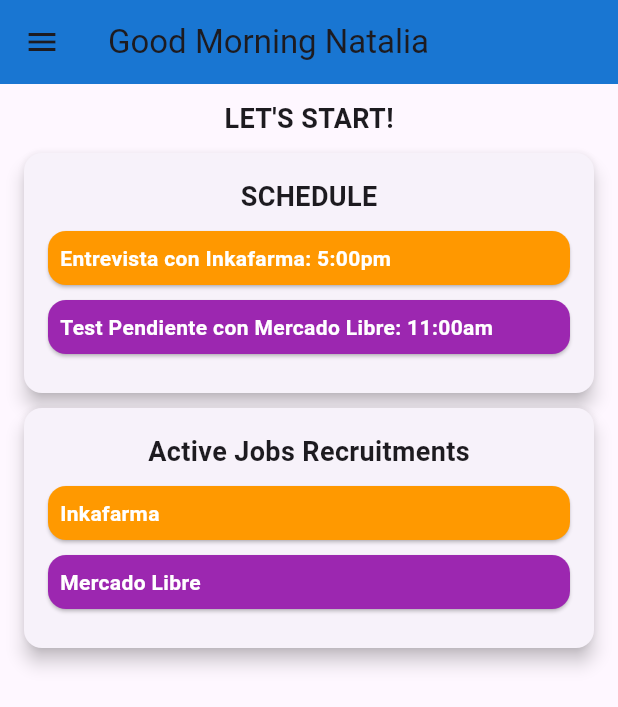
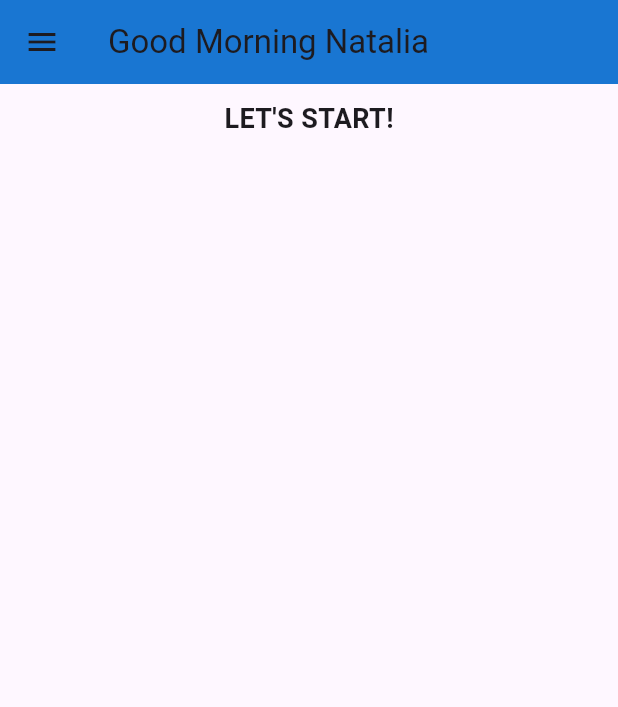
Before and after one commit to HireSync/HireSync-Flutter, a Flutter app: the HomePage screen opened directly, in the side drawer, after a tap on "Home", on a phone screen of 412 x 824 dp. Shown: the top 707 px of the screen. Run offline on Flutter 3.47's test engine with Material 3 defaults, Android fonts, the phone set to English and light mode, and no system bars; our stand-ins replace shared_preferences; accounts and stored records are empty.

Commit message:
update-side-bar

```diff
--- a/lib/screens/home_screen.dart
+++ b/lib/screens/home_screen.dart
@@ -1,5 +1,6 @@
 import 'package:flutter/foundation.dart';
 import 'package:flutter/material.dart';
+import 'package:flutter_app/screens/login_screen.dart';
 import 'package:flutter_app/screens/profile.dart';
 
 class HomePage extends StatefulWidget {
@@ -30,96 +31,10 @@ class _HomePageState extends State<HomePage> {
               ),
             ),
             SizedBox(height: 10),
-            ScheduleCard(
-              title: 'SCHEDULE',
-              events: [
-                EventCard(
-                    title: 'Entrevista con Inkafarma: 5:00pm',
-                    color: Colors.orange),
-                EventCard(
-                    title: 'Test Pendiente con Mercado Libre: 11:00am',
-                    color: Colors.purple),
-              ],
-            ),
-            SizedBox(
-              height: 10,
-            ),
-            ScheduleCard(
-              title: 'Active Jobs Recruitments',
-              events: [
-                EventCard(
-                    title: 'Inkafarma',
-                    color: const Color.fromARGB(255, 255, 153, 0)),
-                EventCard(title: 'Mercado Libre', color: Colors.purple),
-              ],
-            ),
           ],
         ),
       ),
       drawer: NavigationDrawer(),
-    );
-  }
-}
-
-class ScheduleCard extends StatelessWidget {
-  final String title;
-  final List<EventCard> events;
-
-  const ScheduleCard({required this.title, required this.events});
-
-  @override
-  Widget build(BuildContext context) {
-    return Card(
-      elevation: 5,
-      margin: EdgeInsets.symmetric(horizontal: 16),
-      child: Padding(
-        padding: const EdgeInsets.all(16.0),
-        child: Column(
-          crossAxisAlignment: CrossAxisAlignment.stretch,
-          children: [
-            Container(
-              alignment: Alignment.center,
-              child: Text(
-                title,
-                style: TextStyle(
-                  fontSize: 18,
-                  fontWeight: FontWeight.bold,
-                ),
-              ),
-            ),
-            SizedBox(height: 10),
-            Column(
-              crossAxisAlignment: CrossAxisAlignment.stretch,
-              children: events,
-            ),
-          ],
-        ),
-      ),
-    );
-  }
-}
-
-class EventCard extends StatelessWidget {
-  final String title;
-  final Color color;
-
-  const EventCard({required this.title, required this.color});
-
-  @override
-  Widget build(BuildContext context) {
-    return Card(
-      color: color,
-      margin: EdgeInsets.only(bottom: 10),
-      child: Padding(
-        padding: const EdgeInsets.all(8.0),
-        child: Text(
-          title,
-          style: TextStyle(
-            color: Colors.white,
-            fontWeight: FontWeight.bold,
-          ),
-        ),
-      ),
     );
   }
 }
@@ -182,20 +97,16 @@ class NavigationDrawer extends StatelessWidget {
                   MaterialPageRoute(builder: (context) => const HomePage())),
             ),
             ListTile(
-              leading: const Icon(Icons.work_outline),
-              title: const Text('Recruitments'),
-              onTap: () {},
-            ),
-            ListTile(
               leading: const Icon(Icons.business_outlined),
               title: const Text('Organizations'),
               onTap: () {},
             ),
             ListTile(
-              leading: const Icon(Icons.settings_outlined),
-              title: const Text('Settings'),
-              onTap: () {},
-            )
+                leading: const Icon(Icons.logout),
+                title: const Text('Log Out'),
+                onTap: () => Navigator.of(context).pushReplacement(
+                    MaterialPageRoute(
+                        builder: (context) => const LoginScreen())))
           ],
         ),
       );
```
